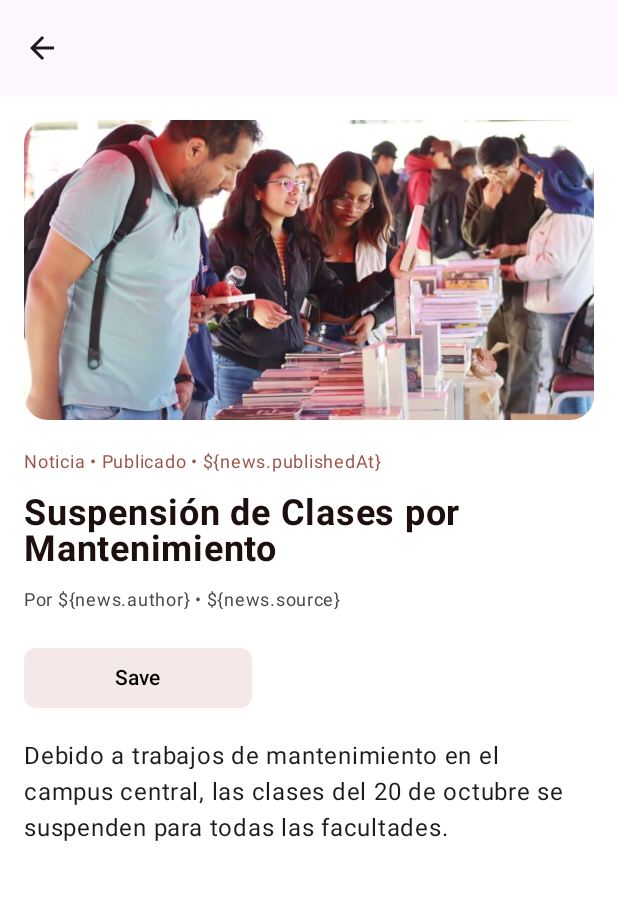
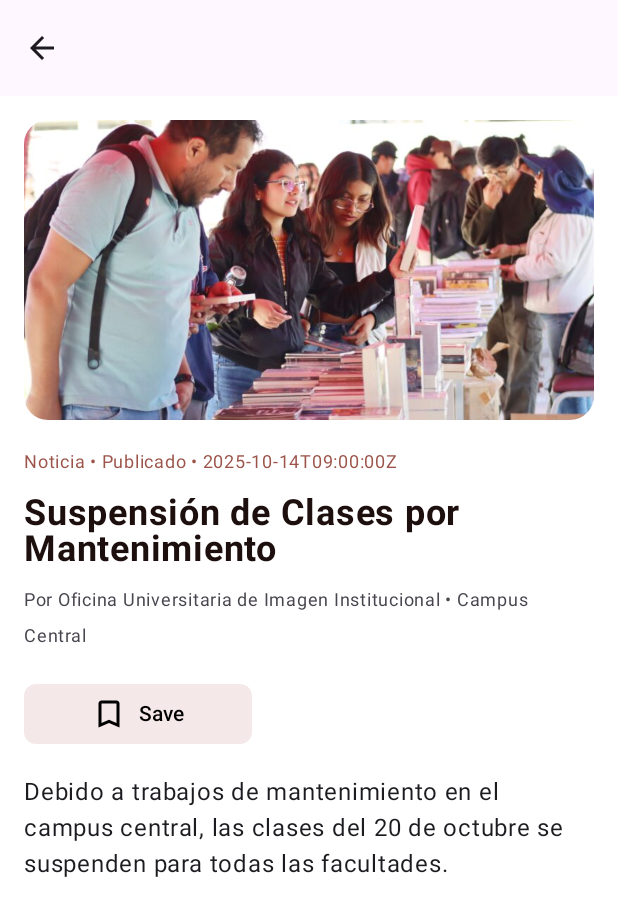
Before and after one commit to IntroNuevasPlataformas-2025/unsa-connect-android, an Android app built with Jetpack Compose: the screen it shows after launch (MainActivity), after a tap on "General", on a phone screen of 412 x 824 dp. Shown: the top 916 px of the screen. Run offline under Robolectric (Android 15) with nearby library versions, the phone set to English and light mode, and no system bars; our stand-ins replace Dagger/Hilt's generated code.

Commit message:
feat(ui): Mejora de la pantalla de detalles y ajuste del diseño del feed
Esta confirmación mejora la interfaz de usuario de la pantalla de detalles de las noticias y añade espaciado a la pantalla del feed.

- Añade un icono «Guardar» al botón Guardar en la pantalla `DetailNewScreen`.
- Corrige la interpolación de cadenas a una concatenación simple para mostrar los metadatos de las noticias (`publishedAt`, `author`, `source`). - Añade espaciado vertical en la parte superior del diseño de la pantalla `FeedScreen`.

Traducción realizada con la versión gratuita del traductor DeepL.com

```diff
--- a/app/src/main/java/com/unsa/unsaconnect/ui/screens/DetailNewScreen.kt
+++ b/app/src/main/java/com/unsa/unsaconnect/ui/screens/DetailNewScreen.kt
@@ -10,11 +10,13 @@ import androidx.compose.foundation.layout.fillMaxWidth
 import androidx.compose.foundation.layout.height
 import androidx.compose.foundation.layout.padding
 import androidx.compose.foundation.layout.size
+import androidx.compose.foundation.layout.width
 import androidx.compose.foundation.rememberScrollState
 import androidx.compose.foundation.shape.RoundedCornerShape
 import androidx.compose.foundation.verticalScroll
 import androidx.compose.material.icons.Icons
 import androidx.compose.material.icons.automirrored.filled.ArrowBack
+import androidx.compose.material.icons.filled.BookmarkBorder
 import androidx.compose.material3.Button
 import androidx.compose.material3.ButtonDefaults
 import androidx.compose.material3.CircularProgressIndicator
@@ -28,6 +30,7 @@ import androidx.compose.material3.TopAppBar
 import androidx.compose.runtime.Composable
 import androidx.compose.runtime.collectAsState
 import androidx.compose.runtime.getValue
+import androidx.compose.ui.Alignment
 import androidx.compose.ui.Modifier
 import androidx.compose.ui.draw.clip
 import androidx.compose.ui.graphics.Color
@@ -86,7 +89,7 @@ fun DetailNewScreen(
                     )
                     Spacer(modifier = Modifier.height(16.dp))
                     Text(
-                        text = "Noticia • Publicado • ${'$'}{news.publishedAt}",
+                        text = "Noticia • Publicado • " + news.publishedAt,
                         color = Color(0xFF9C544A),
                         fontSize = 12.sp
                     )
@@ -99,7 +102,7 @@ fun DetailNewScreen(
                     )
                     Spacer(modifier = Modifier.height(8.dp))
                     Text(
-                        text = "Por ${'$'}{news.author} • ${'$'}{news.source}",
+                        text = "Por " + news.author + " • " + news.source,
                         color = MaterialTheme.colorScheme.onSurfaceVariant,
                         fontSize = 12.sp
                     )
@@ -113,7 +116,17 @@ fun DetailNewScreen(
                             containerColor = Color(0xFFF5E8E8)
                         )
                     ) {
-                        Text(text = "Save", color = Color.Black)
+                        Row (
+                            verticalAlignment = Alignment.CenterVertically,
+                        ) {
+                            Icon(
+                                imageVector = Icons.Default.BookmarkBorder,
+                                contentDescription = "Save Icon",
+                                tint = Color.Black
+                            )
+                            Spacer(modifier = Modifier.width(ButtonDefaults.IconSpacing))
+                            Text(text = "Save", color = Color.Black)
+                        }
                     }
                     Spacer(modifier = Modifier.height(16.dp))
                     Text(
--- a/app/src/main/java/com/unsa/unsaconnect/ui/screens/FeedScreen.kt
+++ b/app/src/main/java/com/unsa/unsaconnect/ui/screens/FeedScreen.kt
@@ -57,6 +57,7 @@ fun NewsFeed(
                 .fillMaxSize()
                 .padding(16.dp)
         ) {
+            Spacer(modifier = Modifier.height(24.dp))
             Row(
                 modifier = Modifier.fillMaxWidth().padding(horizontal = 16.dp),
                 horizontalArrangement = Arrangement.SpaceBetween
```
